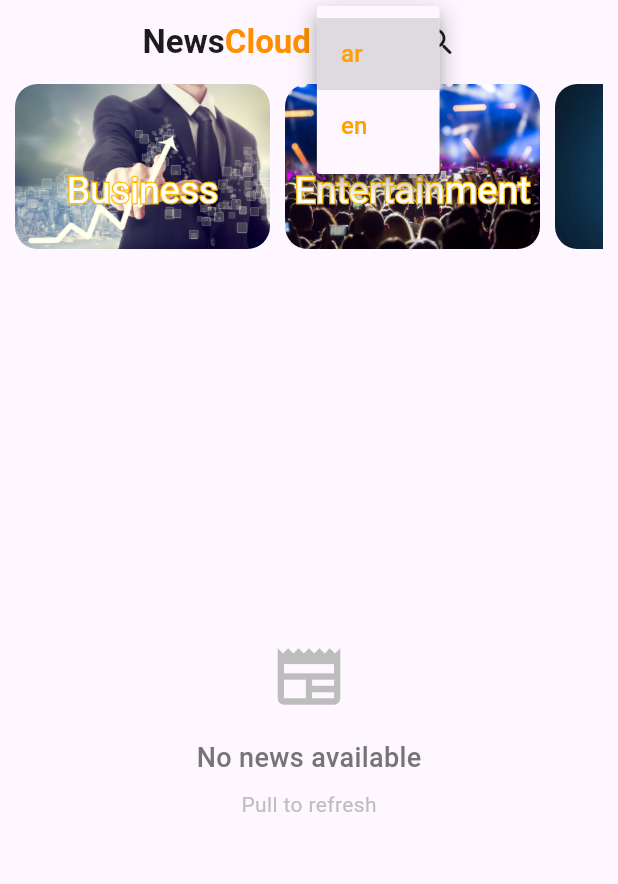
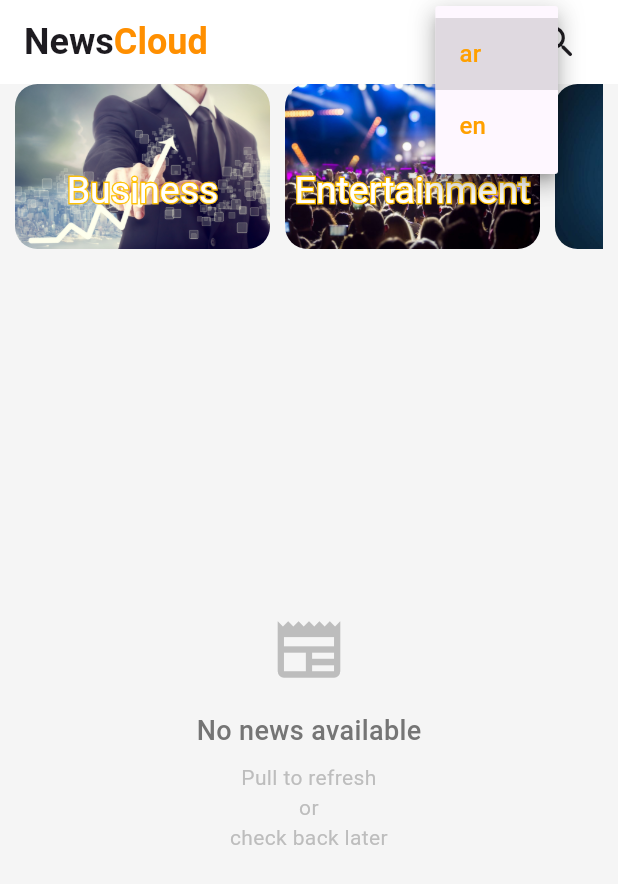
Before and after one commit to mohamedelkasby/News-App, a Flutter app: the screen it shows after launch, after a tap on "ar", on a phone screen of 412 x 824 dp. Shown: the top 884 px of the screen. Run offline on Flutter 3.47's test engine with Material 3 defaults, Android fonts, the phone set to English and light mode, and no system bars; drawn by our look-alikes of stroke_text; our stand-ins replace cached_network_image, dio; network calls fail.

Commit message:
add some modification

```diff
--- /dev/null
+++ b/lib/const.dart
@@ -0,0 +1,2 @@
+const String apikey = "pub_37622297baad7c416e91e2025d314c7e9e721";
+const String baseUrl = "https://newsdata.io/api/1/news";
--- a/lib/models/articles_model.dart
+++ b/lib/models/articles_model.dart
@@ -3,11 +3,12 @@ class ArticlesModel {
   final String? subTitle;
   final String? imageSource;
   final String link;
-  ArticlesModel(
-      {required this.title,
-      required this.imageSource,
-      required this.link,
-      required this.subTitle});
+  ArticlesModel({
+    required this.title,
+    required this.imageSource,
+    required this.link,
+    required this.subTitle,
+  });
   factory ArticlesModel.fromJson(json) {
     return ArticlesModel(
       title: json["title"],
--- a/lib/screens/home_screen.dart
+++ b/lib/screens/home_screen.dart
@@ -13,81 +13,150 @@ class HomeScreen extends StatefulWidget {
 
 class _HomeScreenState extends State<HomeScreen> {
   String currentLanguage = 'ar';
-  TextEditingController searchController = TextEditingController();
-  final NewsServices newsService = NewsServices(); // Add this
+  String? searchQuery;
+  final TextEditingController _searchController = TextEditingController();
+  final NewsServices _newsService = NewsServices();
 
-  void updateLanguage(String newLang) {
-    setState(() => currentLanguage = newLang);
-    newsService.getNewsLanguage(newLang);
+  void _updateLanguage(String newLang) {
+    setState(() {
+      currentLanguage = newLang;
+      searchQuery = null;
+    });
+    _newsService.getNewsLanguage(newLang);
   }
 
-  void performSearch() {
-    newsService.searchNews(searchController.text).then((_) {
-      if (mounted) {
-        setState(() {}); // Force UI update
+  Future<void> _performSearch() async {
+    final query = _searchController.text.trim();
+    if (query.isEmpty) return;
+
     Navigator.pop(context);
-      }
+    _searchController.clear();
+    setState(() {
+      searchQuery = query;
     });
-    searchController.clear();
   }
 
-  void showSearchDialog(BuildContext context) {
+  void _showSearchDialog(BuildContext context) {
     showDialog(
       context: context,
       builder: (context) => AlertDialog(
-        title: const Text("Search News"),
+        backgroundColor: Colors.white,
+        shape: RoundedRectangleBorder(
+          borderRadius: BorderRadius.circular(15),
+        ),
+        title: Row(
+          children: [
+            Icon(Icons.search, color: Colors.amber[700]),
+            const SizedBox(width: 10),
+            const Text(
+              "Search News",
+              style: TextStyle(
+                fontWeight: FontWeight.bold,
+              ),
+            ),
+          ],
+        ),
         content: TextField(
-          controller: searchController,
+          controller: _searchController,
           autofocus: true,
-          onSubmitted: (_) => performSearch(),
-          decoration: const InputDecoration(hintText: "Enter search terms"),
+          onSubmitted: (_) => _performSearch(),
+          decoration: InputDecoration(
+            hintText: "Enter search terms",
+            filled: true,
+            fillColor: Colors.grey[100],
+            border: OutlineInputBorder(
+              borderRadius: BorderRadius.circular(10),
+              borderSide: BorderSide.none,
+            ),
+            prefixIcon: Icon(Icons.search, color: Colors.amber[700]),
+            hintStyle: TextStyle(color: Colors.grey[400]),
+          ),
         ),
         actions: [
           TextButton(
-            onPressed: () {
-              performSearch();
-            },
+            onPressed: () => Navigator.pop(context),
+            child: Text(
+              "Cancel",
+              style: TextStyle(color: Colors.grey[600]),
+            ),
+          ),
+          ElevatedButton(
+            onPressed: _performSearch,
+            style: ElevatedButton.styleFrom(
+              backgroundColor: Colors.amber[700],
+              foregroundColor: Colors.white,
+              shape: RoundedRectangleBorder(
+                borderRadius: BorderRadius.circular(8),
+              ),
+            ),
             child: const Text("Search"),
-          )
+          ),
         ],
       ),
     );
   }
 
   @override
+  void dispose() {
+    _searchController.dispose();
+    super.dispose();
+  }
+
+  @override
   Widget build(BuildContext context) {
     return Scaffold(
+      backgroundColor: Colors.grey[100],
       appBar: AppBar(
+        elevation: 0,
+        backgroundColor: Colors.white,
         title: Row(
-          mainAxisAlignment: MainAxisAlignment.center,
+          mainAxisAlignment: MainAxisAlignment.spaceBetween,
+          children: [
+            Row(
               children: [
                 const Text(
                   "News",
-              style: TextStyle(fontWeight: FontWeight.bold),
+                  style: TextStyle(
+                    fontWeight: FontWeight.bold,
+                    fontSize: 24,
+                  ),
                 ),
                 Text(
                   "Cloud",
                   style: TextStyle(
-                  color: Colors.amber[800], fontWeight: FontWeight.bold),
+                    color: Colors.amber[800],
+                    fontWeight: FontWeight.bold,
+                    fontSize: 24,
                   ),
-            Padding(
-              padding: const EdgeInsets.only(left: 20),
-              child: //DropDownList(),
+                ),
+              ],
+            ),
+            Row(
+              children: [
                 DropDownList(
                   currentLanguage: currentLanguage,
-                onLanguageChanged: updateLanguage,
+                  onLanguageChanged: _updateLanguage,
+                ),
+                IconButton(
+                  onPressed: () {
+                    _showSearchDialog(context);
+                    _searchController.clear();
+                  },
+                  icon: const Icon(
+                    Icons.search_rounded,
+                    size: 28,
                   ),
                 ),
-            IconButton(
-              onPressed: () => showSearchDialog(context),
-              icon: const Icon(Icons.search_rounded),
-            )
+              ],
+            ),
           ],
         ),
       ),
       body: CustomScrollView(
+        physics: const BouncingScrollPhysics(),
         slivers: [
           SliverAppBar(
+            backgroundColor: Colors.transparent,
             titleSpacing: 10,
             floating: true,
             toolbarHeight: 130,
@@ -95,16 +164,52 @@ class _HomeScreenState extends State<HomeScreen> {
               language: currentLanguage,
             ),
           ),
-          SliverToBoxAdapter(
-            child: SizedBox(
-              //we need to remove the numbers.
-              height: 600,
-              child: NewsListViewBuilder(
-                categoryType: "top",
-                language: currentLanguage,
+          if (searchQuery != null)
+            SliverPadding(
+              padding: const EdgeInsets.symmetric(horizontal: 16, vertical: 8),
+              sliver: SliverToBoxAdapter(
+                child: Container(
+                  padding:
+                      const EdgeInsets.symmetric(horizontal: 12, vertical: 8),
+                  decoration: BoxDecoration(
+                    color: Colors.amber[100],
+                    borderRadius: BorderRadius.circular(8),
+                  ),
+                  child: Row(
+                    children: [
+                      Icon(Icons.search, color: Colors.amber[700], size: 20),
+                      const SizedBox(width: 8),
+                      Text(
+                        'Search results for: "$searchQuery"',
+                        style: TextStyle(
+                          color: Colors.amber[900],
+                          fontWeight: FontWeight.w500,
                         ),
                       ),
-          )
+                      const Spacer(),
+                      IconButton(
+                        icon: Icon(Icons.close,
+                            color: Colors.amber[700], size: 20),
+                        onPressed: () => setState(() => searchQuery = null),
+                      ),
+                    ],
+                  ),
+                ),
+              ),
+            ),
+          SliverPadding(
+            padding: const EdgeInsets.symmetric(horizontal: 16),
+            sliver: SliverToBoxAdapter(
+              child: SizedBox(
+                height: MediaQuery.of(context).size.height - 220,
+                child: NewsListViewBuilder(
+                  categoryType: searchQuery ?? "top",
+                  language: currentLanguage,
+                  isSearch: searchQuery != null,
+                ),
+              ),
+            ),
+          ),
         ],
       ),
     );
--- a/lib/services/news_services.dart
+++ b/lib/services/news_services.dart
@@ -1,94 +1,150 @@
 import 'package:dio/dio.dart';
+import 'package:news_app_ui_setup/const.dart';
 import 'package:news_app_ui_setup/models/articles_model.dart';
 
+class NewsServicesException implements Exception {
+  final String message;
+  final int? statusCode;
+
+  NewsServicesException(this.message, [this.statusCode]);
+
+  @override
+  String toString() {
+    return 'NewsServicesException: $message ${statusCode != null ? '(Status Code: $statusCode)' : ''}';
+  }
+}
+
 class NewsServices {
-  final dio = Dio();
-  final String apikey = "pub_37622297baad7c416e91e2025d314c7e9e721";
-  final String baseUrl = "https://newsdata.io/api/1/news";
-  String nextPage = "";
-  String lang = "ar";
-  String categoryType = "";
-  List<ArticlesModel> newsData = [];
+  final Dio _dio = Dio();
+  String _nextPage = "";
+  String _lang = "ar";
+  String _categoryType = "";
+  List<ArticlesModel> _newsData = [];
 
-  // NewsServices();
-  String changedData() {
-    return "$baseUrl?apikey=$apikey&category=$categoryType&language=$lang";
+  void getNewsLanguage(String language) {
+    _lang = language;
+    _newsData.clear();
+    _nextPage = "";
+    // getNextNews();
   }
 
-  void getNewsLanguage(language) {
-    lang = language;
+  Future<List<ArticlesModel>> getGeneralNews(String? categoryName) async {
+    // Reset data for new request
+    _newsData.clear();
+    _nextPage = "";
 
-    newsData = [];
-    nextPage = "";
-    getNextNews();
-  }
+    // Determine category type
+    _categoryType =
+        (categoryName == null || categoryName.isEmpty) ? "top" : categoryName;
 
-  Future<List<ArticlesModel>> getGeneralNews(categoryName) async {
-    categoryName == null || categoryName == ""
-        ? categoryType = "top"
-        : categoryType = categoryName;
     try {
-      final response = await dio.get(changedData());
-      List<dynamic> articles = response.data["results"];
-      for (var article in articles) {
-        ArticlesModel articlesModel = ArticlesModel(
-            title: article["title"],
-            imageSource: article["image_url"],
-            link: article["link"],
-            subTitle: article["description"]);
+      // Construct URL
+      final url =
+          "$baseUrl?apikey=$apikey&category=$_categoryType&language=$_lang";
 
-        newsData.add(articlesModel);
+      // Make the API call
+      final response = await _dio.get(url);
+
+      // Check if the response is successful
+      if (response.statusCode == 200) {
+        // Parse articles
+        final List<dynamic> articles = response.data["results"] ?? [];
+
+        // Map articles to models
+        _newsData =
+            articles.map((article) => ArticlesModel.fromJson(article)).toList();
+
+        // Safely extract next page token
+        _nextPage = response.data["nextPage"]?.toString() ?? "";
+
+        return _newsData;
+      } else {
+        print('Failed to load news. Status code: ${response.statusCode}');
+        return [];
       }
-      nextPage = response.data["nextPage"];
-      return newsData;
     } catch (e) {
+      print('Error in getGeneralNews: $e');
       return [];
     }
   }
 
   Future<List<ArticlesModel>> getNextNews() async {
-    /// handle for the internet connection
-    if (nextPage == "") {
-      newsData = await getGeneralNews(categoryType);
-      return newsData;
-    } else {
-      try {
-        final response = await dio.get(
-            "$baseUrl?apikey=$apikey&category=$categoryType&language=$lang&page=$nextPage");
+    // If no next page, return current data or fetch initial data
+    if (_nextPage.isEmpty) {
+      return await getGeneralNews(_categoryType);
+    }
 
-        List<dynamic> articles = response.data["results"];
-        for (var article in articles) {
-          ArticlesModel articlesModel = ArticlesModel.fromJson(article);
-          newsData.add(articlesModel);
-        }
-        nextPage = response.data["nextPage"];
-        return newsData;
-      } catch (e) {
-        return [];
+    try {
+      // Construct URL for next page
+      final url =
+          "$baseUrl?apikey=$apikey&category=$_categoryType&language=$_lang&page=$_nextPage";
+
+      // Make the API call
+      final response = await _dio.get(url);
+
+      // Check if the response is successful
+      if (response.statusCode == 200) {
+        // Parse articles
+        final List<dynamic> articles = response.data["results"] ?? [];
+
+        // Map new articles
+        final newArticles =
+            articles.map((article) => ArticlesModel.fromJson(article)).toList();
+
+        // Add new articles to existing data
+        _newsData.addAll(newArticles);
+
+        // Safely extract next page token
+        _nextPage = response.data["nextPage"]?.toString() ?? "";
+
+        return _newsData;
+      } else {
+        print('Failed to load next news. Status code: ${response.statusCode}');
+        return _newsData;
       }
+    } catch (e) {
+      print('Error in getNextNews: $e');
+      return _newsData;
     }
   }
 
-  ///under test......
-  Future<List<ArticlesModel>> searchNews(String searchValue) async {
-    // Reset data for new search
-    print("in the search news");
-    newsData.clear();
-    nextPage = "";
+  Future<List<ArticlesModel>> searchNews({required String searchValue}) async {
+    // Clear previous search results
+    _newsData.clear();
+    _nextPage = "";
 
     try {
-      final String url = searchValue != ""
-          ? "$baseUrl?apikey=$apikey&q=$searchValue&language=$lang"
-          : "$baseUrl?apikey=$apikey&category=$categoryType&language=$lang";
+      // Ensure the search value is not empty
+      if (searchValue.trim().isEmpty) {
+        return [];
+      }
 
-      Response response = await dio.get(url);
+      // Construct search URL
+      final url =
+          "$baseUrl?apikey=$apikey&q=${Uri.encodeQueryComponent(searchValue)}";
 
-      List<dynamic> articles = response.data["results"];
-      newsData =
-          articles.map((article) => ArticlesModel.fromJson(article)).toList();
-      nextPage = response.data["nextPage"] ?? "";
-      return newsData;
+      // Make the API call
+      final response = await _dio.get(url);
+
+      // Check if the response is successful
+      if (response.statusCode == 200) {
+        // Parse articles
+        final List<dynamic> articles = response.data["results"] ?? [];
+
+        // Map articles
+        _newsData =
+            articles.map((article) => ArticlesModel.fromJson(article)).toList();
+
+        // Safely extract next page token
+        _nextPage = response.data["nextPage"]?.toString() ?? "";
+
+        return _newsData;
+      } else {
+        print('Failed to search news. Status code: ${response.statusCode}');
+        return [];
+      }
     } catch (e) {
+      print('Error in searchNews: $e');
       return [];
     }
   }
--- a/lib/widgets/news_list_view_builder.dart
+++ b/lib/widgets/news_list_view_builder.dart
@@ -6,11 +6,13 @@ import 'package:news_app_ui_setup/widgets/news_list_view.dart';
 class NewsListViewBuilder extends StatefulWidget {
   final String? categoryType;
   final String language;
+  final bool isSearch;
 
   const NewsListViewBuilder({
     super.key,
     this.categoryType,
     required this.language,
+    this.isSearch = false,
   });
 
   @override
@@ -30,7 +32,6 @@ class _NewsListViewBuilderState extends State<NewsListViewBuilder> {
     super.initState();
     news = NewsServices();
     _setupNewsService();
-    article = news.getGeneralNews(widget.categoryType);
     scrollController.addListener(_handleScroll);
   }
 
@@ -57,6 +58,7 @@ class _NewsListViewBuilderState extends State<NewsListViewBuilder> {
     }
   }
 
+  // this method is called when the widget is updated <=======================
   @override
   void didUpdateWidget(NewsListViewBuilder oldWidget) {
     super.didUpdateWidget(oldWidget);
@@ -68,18 +70,20 @@ class _NewsListViewBuilderState extends State<NewsListViewBuilder> {
 
   void _setupNewsService() {
     news.getNewsLanguage(widget.language);
-    article = news.getGeneralNews(widget.categoryType);
+    article = widget.isSearch == true
+        ? news.searchNews(searchValue: widget.categoryType!)
+        : news.getGeneralNews(widget.categoryType);
     hasReachedEnd = false;
   }
 
-  void _resetAndFetchNews() {
+  Future<void> _resetAndFetchNews() async {
     articleData.clear();
     hasReachedEnd = false;
     news.getNewsLanguage(widget.language);
-    article = news.getGeneralNews(widget.categoryType).then((data) {
-      articleData = data;
-      return data;
-    });
+    article = widget.isSearch
+        ? news.searchNews(searchValue: widget.categoryType!)
+        : news.getGeneralNews(widget.categoryType);
+    articleData = await article;
     setState(() {});
   }
 
@@ -151,7 +155,8 @@ class _NewsListViewBuilderState extends State<NewsListViewBuilder> {
                   ),
                   const SizedBox(height: 8),
                   Text(
-                    'Pull to refresh',
+                    'Pull to refresh\nor\ncheck back later',
+                    textAlign: TextAlign.center,
                     style: TextStyle(
                       color: Colors.grey[400],
                       fontSize: 14,
@@ -177,7 +182,29 @@ class _NewsListViewBuilderState extends State<NewsListViewBuilder> {
     return FutureBuilder<List<ArticlesModel>>(
       future: article,
       builder: (context, snapshot) {
-        if (snapshot.hasData) {
+        if (snapshot.connectionState == ConnectionState.waiting) {
+          return const Center(child: CircularProgressIndicator());
+        }
+        if (snapshot.hasError) {
+          return Center(
+            child: Column(
+              mainAxisAlignment: MainAxisAlignment.center,
+              children: [
+                Icon(Icons.error_outline, color: Colors.red, size: 50),
+                Text('Failed to load news'),
+                ElevatedButton(
+                  onPressed: () {
+                    // Retry loading
+                    setState(() {
+                      article = news.getGeneralNews(widget.categoryType);
+                    });
+                  },
+                  child: const Text('Retry'),
+                )
+              ],
+            ),
+          );
+        } else if (snapshot.hasData) {
           articleData = snapshot.data!;
 
           if (articleData.isEmpty) {
@@ -225,8 +252,6 @@ class _NewsListViewBuilderState extends State<NewsListViewBuilder> {
               ),
             ),
           );
-        } else if (snapshot.hasError) {
-          return _buildEmptyState();
         } else {
           return const Center(
             child: CircularProgressIndicator(
```
Also changed, not shown: 1 other file. Lines whose indentation alone changed are shown as unchanged.
